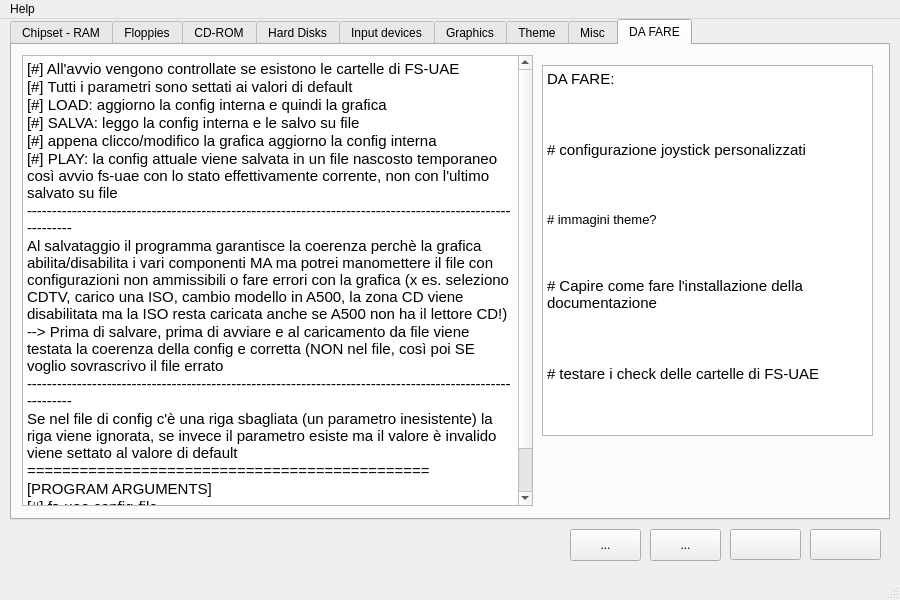
The window that amiga.ui (PSRAmiga/fs-uae) describes before a commit, drawn with Qt 5.
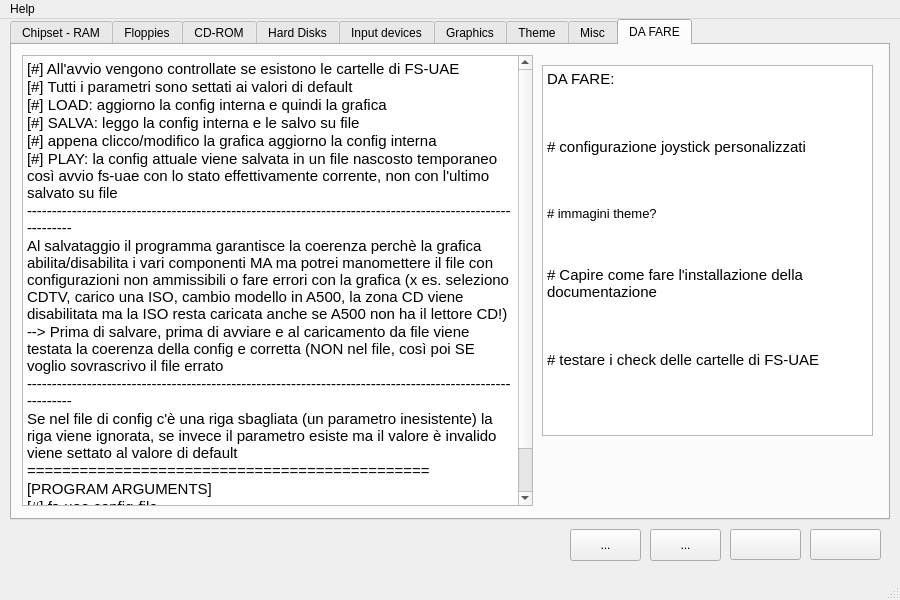
The same window after the commit. The open tabs and pages were chosen to show the change. Icons and pictures are not drawn.

Commit message: inseriti toolkit

```diff
--- a/amiga.ui
+++ b/amiga.ui
@@ -6285,20 +6285,20 @@
        <string>&lt;!DOCTYPE HTML PUBLIC &quot;-//W3C//DTD HTML 4.0//EN&quot; &quot;http://www.w3.org/TR/REC-html40/strict.dtd&quot;&gt;
 &lt;html&gt;&lt;head&gt;&lt;meta name=&quot;qrichtext&quot; content=&quot;1&quot; /&gt;&lt;style type=&quot;text/css&quot;&gt;
 p, li { white-space: pre-wrap; }
-&lt;/style&gt;&lt;/head&gt;&lt;body style=&quot; font-family:'Ubuntu'; font-size:11pt; font-weight:400; font-style:normal;&quot;&gt;
-&lt;p style=&quot; margin-top:0px; margin-bottom:0px; margin-left:0px; margin-right:0px; -qt-block-indent:0; text-indent:0px;&quot;&gt;DA FARE:&lt;/p&gt;
+&lt;/style&gt;&lt;/head&gt;&lt;body style=&quot; font-family:'DejaVu Sans'; font-size:10pt; font-weight:400; font-style:normal;&quot;&gt;
+&lt;p style=&quot; margin-top:0px; margin-bottom:0px; margin-left:0px; margin-right:0px; -qt-block-indent:0; text-indent:0px;&quot;&gt;&lt;span style=&quot; font-family:'Ubuntu'; font-size:11pt;&quot;&gt;DA FARE:&lt;/span&gt;&lt;/p&gt;
+&lt;p style=&quot;-qt-paragraph-type:empty; margin-top:0px; margin-bottom:0px; margin-left:0px; margin-right:0px; -qt-block-indent:0; text-indent:0px; font-family:'Ubuntu'; font-size:11pt;&quot;&gt;&lt;/p&gt;
+&lt;p style=&quot; margin-top:0px; margin-bottom:0px; margin-left:0px; margin-right:0px; -qt-block-indent:0; text-indent:0px;&quot;&gt;&lt;span style=&quot; font-family:'Ubuntu'; font-size:11pt;&quot;&gt;&lt;br /&gt;&lt;/span&gt;&lt;/p&gt;
+&lt;p style=&quot; margin-top:0px; margin-bottom:0px; margin-left:0px; margin-right:0px; -qt-block-indent:0; text-indent:0px;&quot;&gt;&lt;span style=&quot; font-family:'Ubuntu'; font-size:11pt;&quot;&gt;# configurazione joystick personalizzati&lt;/span&gt;&lt;/p&gt;
+&lt;p style=&quot;-qt-paragraph-type:empty; margin-top:0px; margin-bottom:0px; margin-left:0px; margin-right:0px; -qt-block-indent:0; text-indent:0px; font-family:'Ubuntu'; font-size:11pt;&quot;&gt;&lt;/p&gt;
+&lt;p style=&quot; margin-top:0px; margin-bottom:0px; margin-left:0px; margin-right:0px; -qt-block-indent:0; text-indent:0px;&quot;&gt;&lt;span style=&quot; font-family:'Ubuntu'; font-size:11pt;&quot;&gt;&lt;br /&gt;&lt;/span&gt;&lt;/p&gt;
+&lt;p style=&quot; margin-top:0px; margin-bottom:0px; margin-left:0px; margin-right:0px; -qt-block-indent:0; text-indent:0px;&quot;&gt;# immagini theme?&lt;/p&gt;
 &lt;p style=&quot;-qt-paragraph-type:empty; margin-top:0px; margin-bottom:0px; margin-left:0px; margin-right:0px; -qt-block-indent:0; text-indent:0px;&quot;&gt;&lt;/p&gt;
 &lt;p style=&quot; margin-top:0px; margin-bottom:0px; margin-left:0px; margin-right:0px; -qt-block-indent:0; text-indent:0px;&quot;&gt;&lt;br /&gt;&lt;/p&gt;
-&lt;p style=&quot; margin-top:0px; margin-bottom:0px; margin-left:0px; margin-right:0px; -qt-block-indent:0; text-indent:0px;&quot;&gt;# configurazione joystick personalizzati&lt;/p&gt;
-&lt;p style=&quot;-qt-paragraph-type:empty; margin-top:0px; margin-bottom:0px; margin-left:0px; margin-right:0px; -qt-block-indent:0; text-indent:0px;&quot;&gt;&lt;/p&gt;
-&lt;p style=&quot; margin-top:0px; margin-bottom:0px; margin-left:0px; margin-right:0px; -qt-block-indent:0; text-indent:0px;&quot;&gt;&lt;br /&gt;&lt;/p&gt;
-&lt;p style=&quot; margin-top:0px; margin-bottom:0px; margin-left:0px; margin-right:0px; -qt-block-indent:0; text-indent:0px;&quot;&gt;&lt;span style=&quot; font-family:'DejaVu Sans'; font-size:10pt;&quot;&gt;# immagini theme?&lt;/span&gt;&lt;/p&gt;
-&lt;p style=&quot;-qt-paragraph-type:empty; margin-top:0px; margin-bottom:0px; margin-left:0px; margin-right:0px; -qt-block-indent:0; text-indent:0px; font-family:'DejaVu Sans'; font-size:10pt;&quot;&gt;&lt;/p&gt;
-&lt;p style=&quot; margin-top:0px; margin-bottom:0px; margin-left:0px; margin-right:0px; -qt-block-indent:0; text-indent:0px;&quot;&gt;&lt;span style=&quot; font-family:'DejaVu Sans'; font-size:10pt;&quot;&gt;&lt;br /&gt;&lt;/span&gt;&lt;/p&gt;
-&lt;p style=&quot; margin-top:0px; margin-bottom:0px; margin-left:0px; margin-right:0px; -qt-block-indent:0; text-indent:0px;&quot;&gt;# Capire come fare l'installazione della documentazione&lt;/p&gt;
-&lt;p style=&quot;-qt-paragraph-type:empty; margin-top:0px; margin-bottom:0px; margin-left:0px; margin-right:0px; -qt-block-indent:0; text-indent:0px;&quot;&gt;&lt;/p&gt;
-&lt;p style=&quot; margin-top:0px; margin-bottom:0px; margin-left:0px; margin-right:0px; -qt-block-indent:0; text-indent:0px;&quot;&gt;&lt;br /&gt;&lt;/p&gt;
-&lt;p style=&quot; margin-top:0px; margin-bottom:0px; margin-left:0px; margin-right:0px; -qt-block-indent:0; text-indent:0px;&quot;&gt;# testare i check delle cartelle di FS-UAE&lt;/p&gt;&lt;/body&gt;&lt;/html&gt;</string>
+&lt;p style=&quot; margin-top:0px; margin-bottom:0px; margin-left:0px; margin-right:0px; -qt-block-indent:0; text-indent:0px;&quot;&gt;&lt;span style=&quot; font-family:'Ubuntu'; font-size:11pt;&quot;&gt;# Capire come fare l'installazione della documentazione&lt;/span&gt;&lt;/p&gt;
+&lt;p style=&quot;-qt-paragraph-type:empty; margin-top:0px; margin-bottom:0px; margin-left:0px; margin-right:0px; -qt-block-indent:0; text-indent:0px; font-family:'Ubuntu'; font-size:11pt;&quot;&gt;&lt;/p&gt;
+&lt;p style=&quot; margin-top:0px; margin-bottom:0px; margin-left:0px; margin-right:0px; -qt-block-indent:0; text-indent:0px;&quot;&gt;&lt;span style=&quot; font-family:'Ubuntu'; font-size:11pt;&quot;&gt;&lt;br /&gt;&lt;/span&gt;&lt;/p&gt;
+&lt;p style=&quot; margin-top:0px; margin-bottom:0px; margin-left:0px; margin-right:0px; -qt-block-indent:0; text-indent:0px;&quot;&gt;&lt;span style=&quot; font-family:'Ubuntu'; font-size:11pt;&quot;&gt;# testare i check delle cartelle di FS-UAE&lt;/span&gt;&lt;/p&gt;&lt;/body&gt;&lt;/html&gt;</string>
       </property>
      </widget>
     </widget>
```
Left out of the diff: 69 changed lines with no effect on the pictures. The commit also changes 1 other file.
